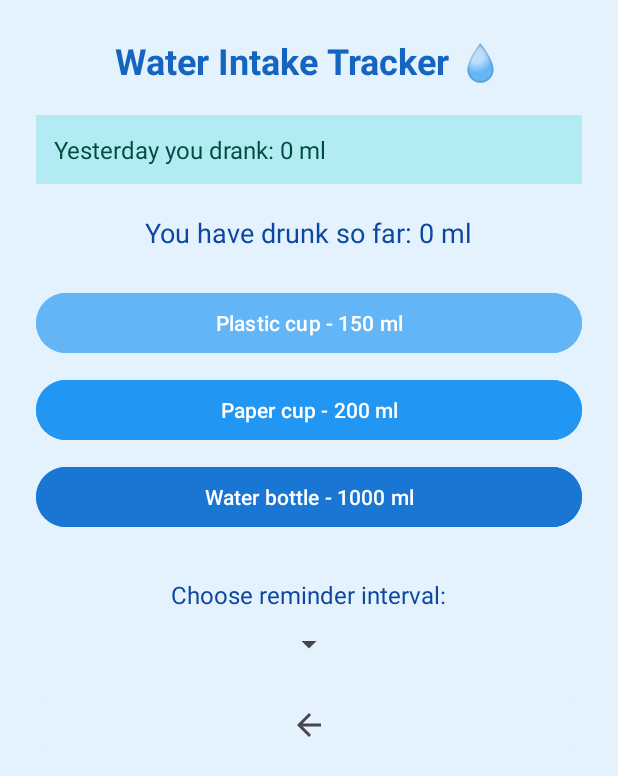
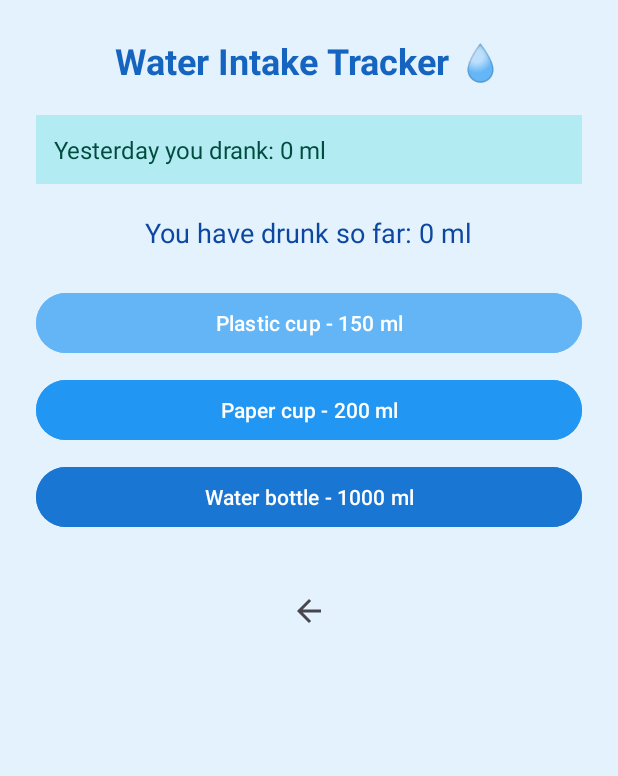
Before and after one commit to SZSZ700/MyPrivatePractice, an Android app: the WaterActivity screen opened directly, with no data from a screen before it, on a phone screen of 412 x 824 dp. Shown: the top 776 px of the screen. Run offline under Robolectric (Android 15) with nearby library versions, the phone set to English and light mode, and no system bars; 1 statement that could not run was skipped.

Commit message:
ANDROID-FINAL-PROJECT

```diff
--- a/app/src/main/res/layout/activity_water.xml
+++ b/app/src/main/res/layout/activity_water.xml
@@ -56,7 +56,7 @@
         android:layout_height="wrap_content"
         android:layout_marginBottom="10dp"
         android:backgroundTint="#2196F3"
-        android:text="Paper cup - 200 ml"
+        android:text="@string/paper_cup_200_ml"
         android:textColor="#FFF" />
 
     <!-- כפתור שתייה 1000 -->
@@ -66,24 +66,8 @@
         android:layout_height="wrap_content"
         android:layout_marginBottom="30dp"
         android:backgroundTint="#1976D2"
-        android:text="Water bottle - 1000 ml"
+        android:text="@string/water_bottle_1000_ml"
         android:textColor="#FFF" />
-
-    <!-- כיתוב להסבר על בחירת תזכורת -->
-    <TextView
-        android:layout_width="wrap_content"
-        android:layout_height="wrap_content"
-        android:text="Choose reminder interval:"
-        android:textSize="16sp"
-        android:textColor="#0D47A1"
-        android:layout_marginBottom="10dp" />
-
-    <!-- ספינר של תזכורות -->
-    <Spinner
-        android:id="@+id/reminderSpinner"
-        android:layout_width="wrap_content"
-        android:layout_height="wrap_content"
-        android:layout_marginBottom="20dp" />
 
     <!-- כפתור חזרה לבית -->
     <ImageButton
--- a/app/src/main/res/values/strings.xml
+++ b/app/src/main/res/values/strings.xml
@@ -30,6 +30,8 @@
     <string name="water_history1">Water History</string>
     <string name="back_button">Back button</string>
     <string name="back">Back</string>
+    <string name="water_bottle_1000_ml">Water bottle - 1000 ml</string>
+    <string name="paper_cup_200_ml">Paper cup - 200 ml</string>
 
     <!-- התזכורות לשתיית מים -->
     <string-array name="reminder_options">
```
